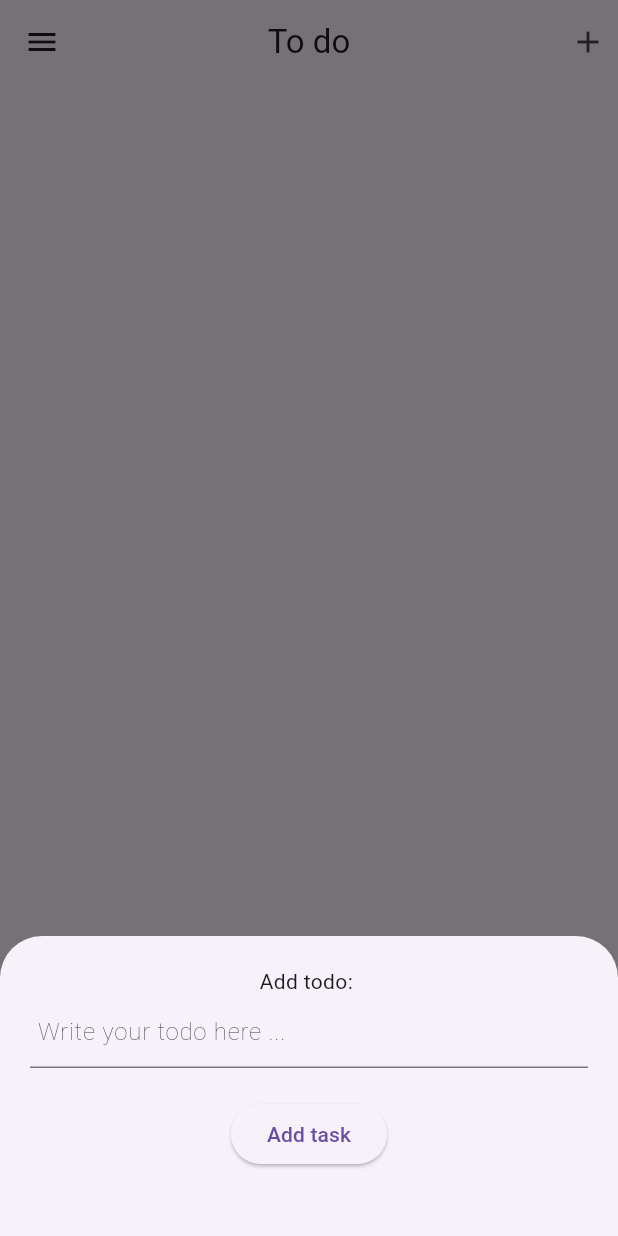
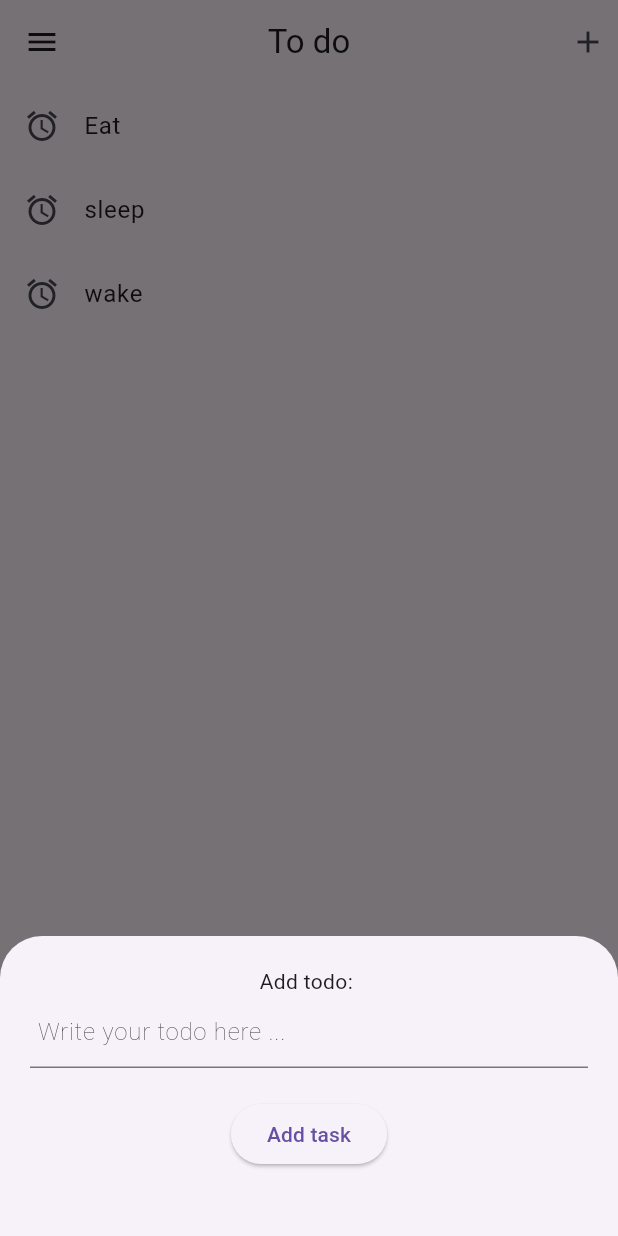
Before and after one commit to ogunbor/todo_flutter, a Flutter app: the screen it shows after launch, after a tap on the "add" icon, on a phone screen of 412 x 824 dp. Run offline on Flutter 3.47's test engine with Material 3 defaults, Android fonts, the phone set to English and light mode, and no system bars.

Commit message:
Add ListView builder and ListTile

```diff
--- a/lib/mainScreen.dart
+++ b/lib/mainScreen.dart
@@ -10,6 +10,8 @@ class MainScreen extends StatefulWidget {
 
 class _MainScreenState extends State<MainScreen> {
   String text = '';
+
+  List<String> todoList = ["Eat", "sleep", "wake"];
 
   void changeText({required String todoText}) {
     setState(() {
@@ -49,9 +51,13 @@ class _MainScreenState extends State<MainScreen> {
             ),
           ],
         ),
-      body: Container(
-        child: Text('$text'),
-      ),
+        body: ListView.builder(
+            itemCount: todoList.length,
+            itemBuilder: (BuildContext context, int index) {
+              return ListTile(
+                title: Text(todoList[index]),
+                leading: Icon(Icons.access_alarm),
               );
+            }));
   }
 }
```
Lines whose indentation alone changed are shown as unchanged.
